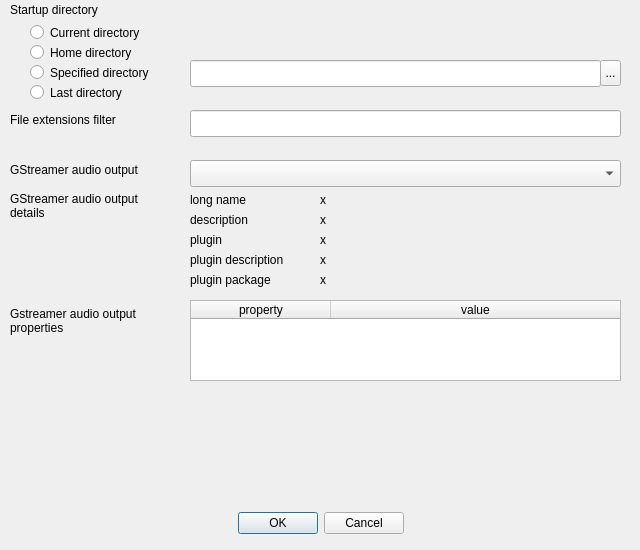
First picture: the form in ui/prefs_dial.ui, repository mimbert/soundbrowser, before the edit.
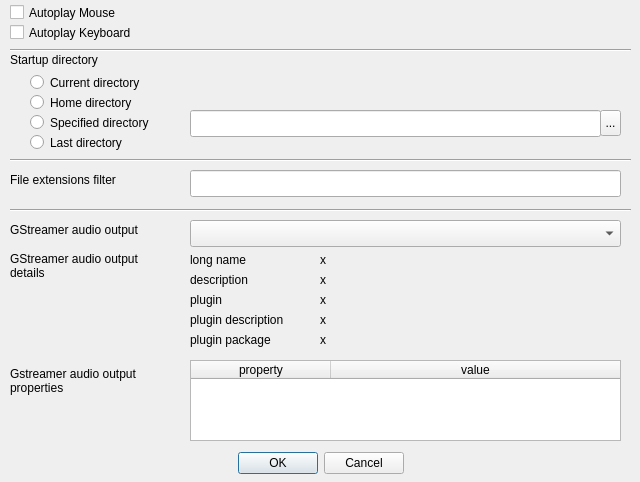
Second picture: the form after the edit. Icons and pictures are not drawn.

Commit message: add autoplay mouse / keyboard config options

The edit to the form file:
```diff
--- a/ui/prefs_dial.ui
+++ b/ui/prefs_dial.ui
@@ -7,7 +7,7 @@
     <x>0</x>
     <y>0</y>
     <width>640</width>
-    <height>550</height>
+    <height>482</height>
    </rect>
   </property>
   <property name="sizePolicy">
@@ -30,7 +30,7 @@
    <property name="geometry">
     <rect>
      <x>70</x>
-     <y>510</y>
+     <y>450</y>
      <width>501</width>
      <height>27</height>
     </rect>
@@ -49,7 +49,7 @@
    <property name="geometry">
     <rect>
      <x>30</x>
-     <y>20</y>
+     <y>70</y>
      <width>141</width>
      <height>25</height>
     </rect>
@@ -68,7 +68,7 @@
    <property name="geometry">
     <rect>
      <x>30</x>
-     <y>40</y>
+     <y>90</y>
      <width>129</width>
      <height>25</height>
     </rect>
@@ -87,7 +87,7 @@
    <property name="geometry">
     <rect>
      <x>30</x>
-     <y>60</y>
+     <y>110</y>
      <width>151</width>
      <height>25</height>
     </rect>
@@ -106,7 +106,7 @@
    <property name="geometry">
     <rect>
      <x>190</x>
-     <y>60</y>
+     <y>110</y>
      <width>411</width>
      <height>27</height>
     </rect>
@@ -116,7 +116,7 @@
    <property name="geometry">
     <rect>
      <x>30</x>
-     <y>80</y>
+     <y>130</y>
      <width>131</width>
      <height>25</height>
     </rect>
@@ -129,7 +129,7 @@
    <property name="geometry">
     <rect>
      <x>600</x>
-     <y>60</y>
+     <y>110</y>
      <width>21</width>
      <height>26</height>
     </rect>
@@ -142,7 +142,7 @@
    <property name="geometry">
     <rect>
      <x>10</x>
-     <y>0</y>
+     <y>50</y>
      <width>151</width>
      <height>19</height>
     </rect>
@@ -161,7 +161,7 @@
    <property name="geometry">
     <rect>
      <x>10</x>
-     <y>110</y>
+     <y>170</y>
      <width>141</width>
      <height>19</height>
     </rect>
@@ -180,7 +180,7 @@
    <property name="geometry">
     <rect>
      <x>190</x>
-     <y>110</y>
+     <y>170</y>
      <width>431</width>
      <height>27</height>
     </rect>
@@ -190,7 +190,7 @@
    <property name="geometry">
     <rect>
      <x>10</x>
-     <y>160</y>
+     <y>220</y>
      <width>171</width>
      <height>19</height>
     </rect>
@@ -203,7 +203,7 @@
    <property name="geometry">
     <rect>
      <x>190</x>
-     <y>160</y>
+     <y>220</y>
      <width>431</width>
      <height>27</height>
     </rect>
@@ -213,7 +213,7 @@
    <property name="geometry">
     <rect>
      <x>190</x>
-     <y>300</y>
+     <y>360</y>
      <width>431</width>
      <height>81</height>
     </rect>
@@ -257,7 +257,7 @@
    <property name="geometry">
     <rect>
      <x>10</x>
-     <y>300</y>
+     <y>360</y>
      <width>161</width>
      <height>41</height>
     </rect>
@@ -271,7 +271,7 @@
    <property name="geometry">
     <rect>
      <x>10</x>
-     <y>180</y>
+     <y>240</y>
      <width>171</width>
      <height>51</height>
     </rect>
@@ -285,7 +285,7 @@
    <property name="geometry">
     <rect>
      <x>190</x>
-     <y>190</y>
+     <y>250</y>
      <width>81</width>
      <height>19</height>
     </rect>
@@ -298,7 +298,7 @@
    <property name="geometry">
     <rect>
      <x>190</x>
-     <y>210</y>
+     <y>270</y>
      <width>91</width>
      <height>19</height>
     </rect>
@@ -311,7 +311,7 @@
    <property name="geometry">
     <rect>
      <x>190</x>
-     <y>230</y>
+     <y>290</y>
      <width>91</width>
      <height>19</height>
     </rect>
@@ -324,7 +324,7 @@
    <property name="geometry">
     <rect>
      <x>190</x>
-     <y>250</y>
+     <y>310</y>
      <width>131</width>
      <height>19</height>
     </rect>
@@ -337,7 +337,7 @@
    <property name="geometry">
     <rect>
      <x>190</x>
-     <y>270</y>
+     <y>330</y>
      <width>131</width>
      <height>19</height>
     </rect>
@@ -350,7 +350,7 @@
    <property name="geometry">
     <rect>
      <x>320</x>
-     <y>190</y>
+     <y>250</y>
      <width>301</width>
      <height>19</height>
     </rect>
@@ -363,7 +363,7 @@
    <property name="geometry">
     <rect>
      <x>320</x>
-     <y>210</y>
+     <y>270</y>
      <width>301</width>
      <height>19</height>
     </rect>
@@ -376,7 +376,7 @@
    <property name="geometry">
     <rect>
      <x>320</x>
-     <y>230</y>
+     <y>290</y>
      <width>301</width>
      <height>19</height>
     </rect>
@@ -389,7 +389,7 @@
    <property name="geometry">
     <rect>
      <x>320</x>
-     <y>250</y>
+     <y>310</y>
      <width>301</width>
      <height>19</height>
     </rect>
@@ -402,7 +402,7 @@
    <property name="geometry">
     <rect>
      <x>320</x>
-     <y>270</y>
+     <y>330</y>
      <width>301</width>
      <height>19</height>
     </rect>
@@ -411,6 +411,71 @@
     <string>x</string>
    </property>
   </widget>
+  <widget class="QCheckBox" name="check_autoplay_mouse">
+   <property name="geometry">
+    <rect>
+     <x>10</x>
+     <y>0</y>
+     <width>181</width>
+     <height>25</height>
+    </rect>
+   </property>
+   <property name="text">
+    <string>Autoplay Mouse</string>
+   </property>
+  </widget>
+  <widget class="QCheckBox" name="check_autoplay_keyboard">
+   <property name="geometry">
+    <rect>
+     <x>10</x>
+     <y>20</y>
+     <width>201</width>
+     <height>25</height>
+    </rect>
+   </property>
+   <property name="text">
+    <string>Autoplay Keyboard</string>
+   </property>
+  </widget>
+  <widget class="Line" name="line">
+   <property name="geometry">
+    <rect>
+     <x>10</x>
+     <y>40</y>
+     <width>621</width>
+     <height>20</height>
+    </rect>
+   </property>
+   <property name="orientation">
+    <enum>Qt::Horizontal</enum>
+   </property>
+  </widget>
+  <widget class="Line" name="line_2">
+   <property name="geometry">
+    <rect>
+     <x>10</x>
+     <y>200</y>
+     <width>621</width>
+     <height>20</height>
+    </rect>
+   </property>
+   <property name="orientation">
+    <enum>Qt::Horizontal</enum>
+   </property>
+  </widget>
+  <widget class="Line" name="line_3">
+   <property name="geometry">
+    <rect>
+     <x>10</x>
+     <y>150</y>
+     <width>621</width>
+     <height>20</height>
+    </rect>
+   </property>
+   <property name="orientation">
+    <enum>Qt::Horizontal</enum>
+   </property>
+  </widget>
  </widget>
  <resources>
   <include location="soundbrowser.qrc"/>
```
The commit also changes 1 other file.
